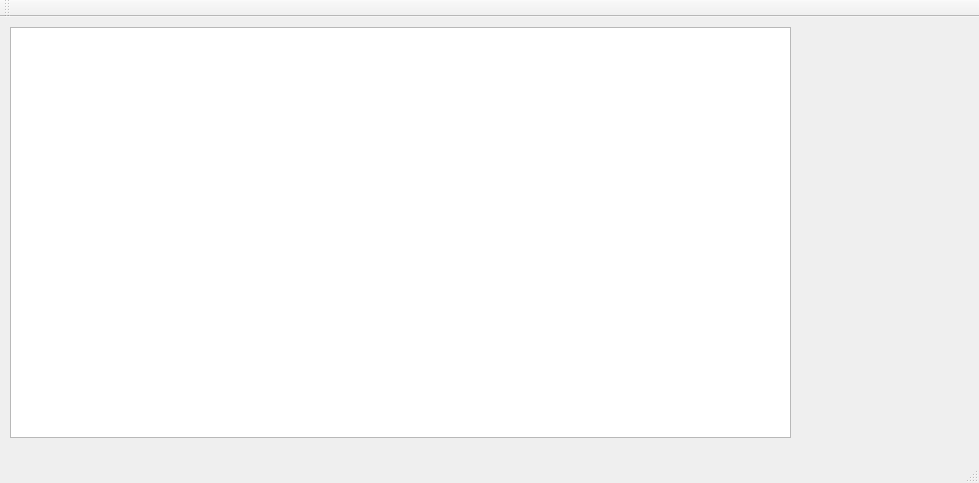
This is weeklycalendar.ui in 11mhg/atlas-scheduling as Qt 5 draws it before an edit. The edited form follows.
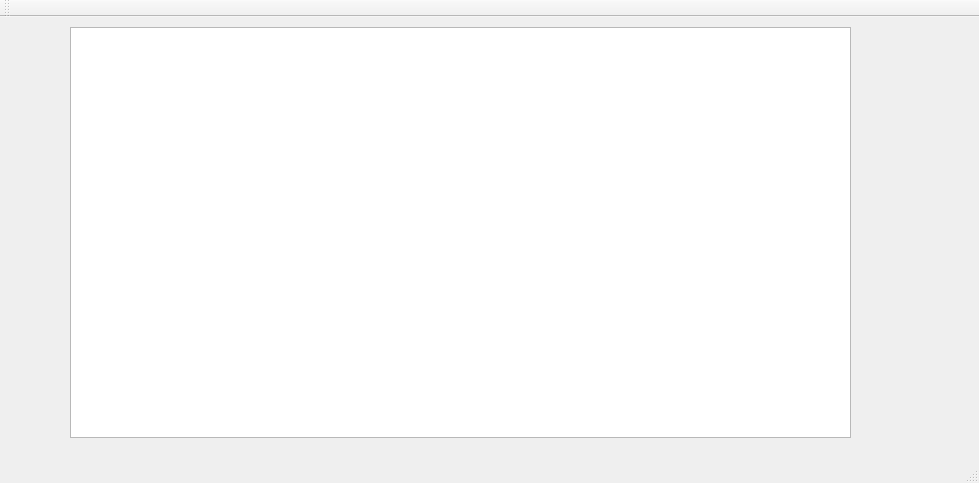
This is the edited form. Custom widgets are drawn as their Qt base class.

The edit to the form file:
```diff
--- a/weeklycalendar.ui
+++ b/weeklycalendar.ui
@@ -17,7 +17,7 @@
    <widget class="WeeklyCalendar" name="tableView">
     <property name="geometry">
      <rect>
-      <x>10</x>
+      <x>70</x>
       <y>10</y>
       <width>781</width>
       <height>411</height>
```
